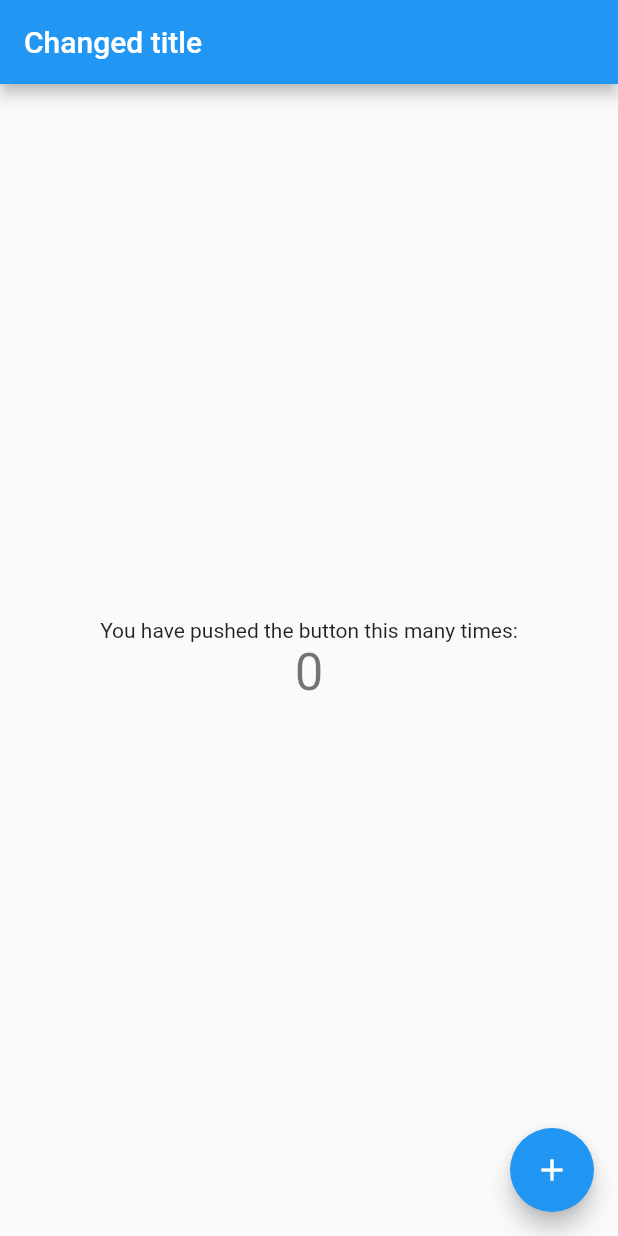
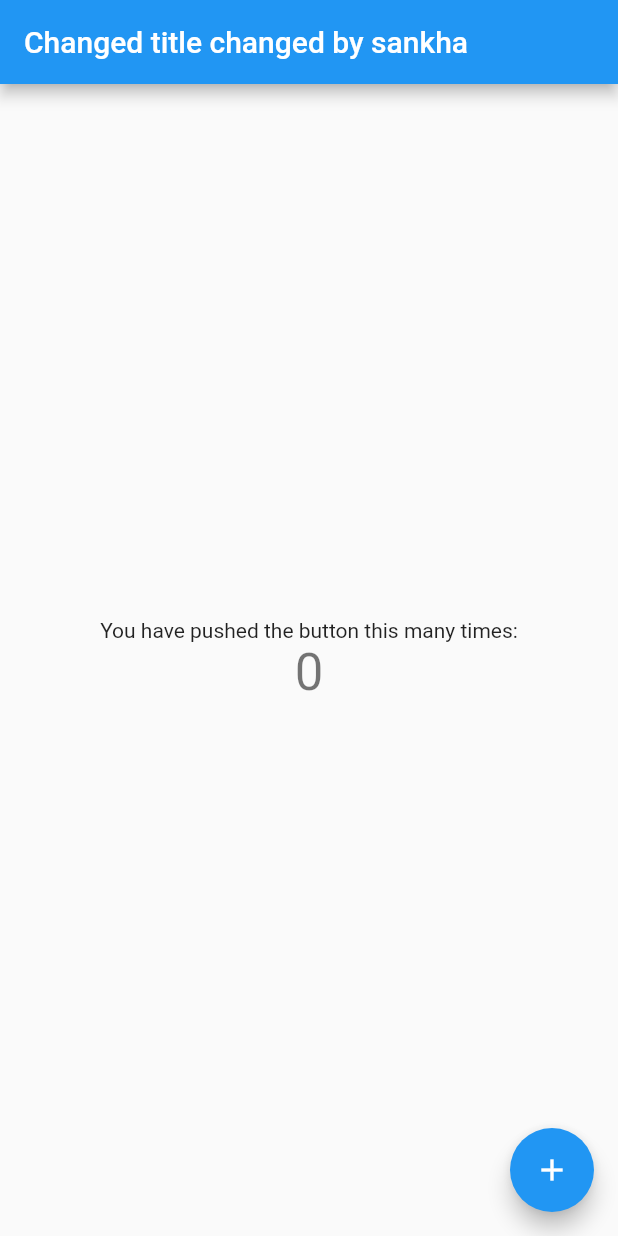
Before and after one commit to broCode96/The-Important-One-, a Flutter app: the screen it shows after launch, on a phone screen of 412 x 824 dp. Run offline on Flutter 3.47's test engine with Material 2 defaults, Android fonts, the phone set to English and light mode, and no system bars.

Commit message:
title changed by sankha from gitkraken

```diff
--- a/App/lib/main.dart
+++ b/App/lib/main.dart
@@ -26,7 +26,7 @@ class MyApp extends StatelessWidget {
         // closer together (more dense) than on mobile platforms.
         visualDensity: VisualDensity.adaptivePlatformDensity,
       ),
-      home: MyHomePage(title: 'Changed title'),
+      home: MyHomePage(title: 'Changed title changed by sankha'),
     );
   }
 }
```
